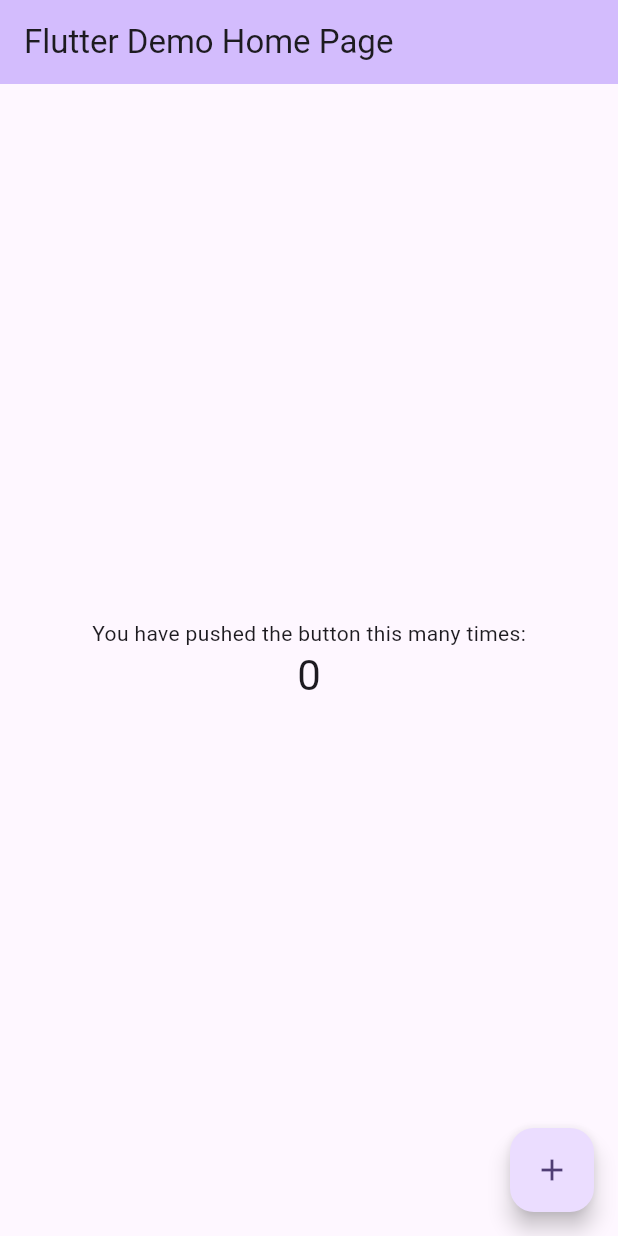
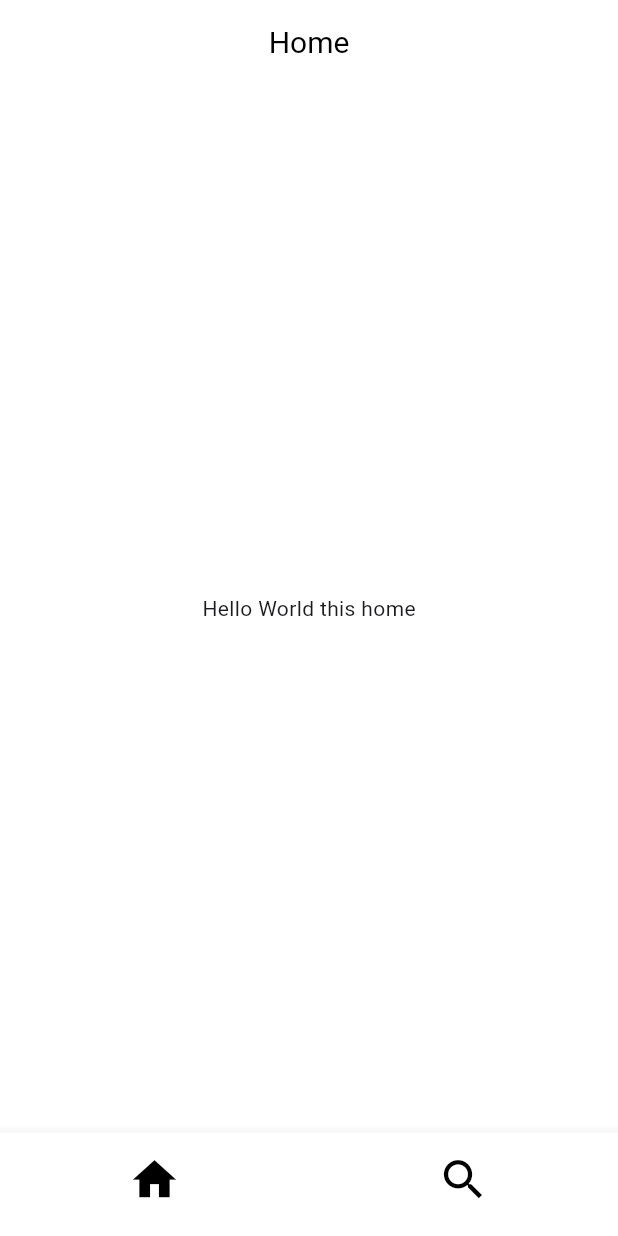
Before and after one commit to tobe-official/IP_2025_08_flutter_knowledge, a Flutter app: the screen it shows after launch, on a phone screen of 412 x 824 dp. Run offline on Flutter 3.47's test engine with Material 3 defaults, Android fonts, the phone set to English and light mode, and no system bars; our stand-ins replace auto_route.

Commit message:
feat: added base structure

```diff
--- /dev/null
+++ b/lib/app/app.dart
@@ -0,0 +1,25 @@
+import 'package:flutter/material.dart';
+
+import 'app_router.dart';
+
+class App extends StatefulWidget {
+  const App({super.key});
+
+  @override
+  State<App> createState() => _AppState();
+}
+
+class _AppState extends State<App> {
+  final _appRouter = AppRouter();
+
+  @override
+  Widget build(BuildContext context) {
+    return _materialApp(context);
+  }
+
+  Widget _materialApp(BuildContext context) {
+    return MaterialApp.router(
+      routerConfig: _appRouter.config(),
+    );
+  }
+}
--- /dev/null
+++ b/lib/app/app_router.dart
@@ -0,0 +1,28 @@
+import 'package:auto_route/auto_route.dart';
+
+import 'app_router.gr.dart';
+
+@AutoRouterConfig(replaceInRouteName: 'Page,Route')
+class AppRouter extends RootStackRouter {
+  @override
+  List<AutoRoute> get routes => [
+        _overview,
+        _home,
+      ];
+
+  @override
+  get defaultRouteType => RouteType.custom();
+}
+
+// Routes
+
+final _overview = AutoRoute(
+  path: '/overview',
+  page: OverviewRoute.page,
+);
+
+final _home = AutoRoute(
+  path: '/home',
+  page: HomeRoute.page,
+  initial: true,
+);
--- /dev/null
+++ b/lib/app/pages/home.dart
@@ -0,0 +1,26 @@
+import 'package:auto_route/annotations.dart';
+import 'package:flutter/material.dart';
+import 'package:ip_2025_08_flutter_knowledge/app/widgets/custom_app_bar.dart';
+
+import '../widgets/custom_bottom_navigator.dart';
+
+@RoutePage()
+class HomePage extends StatelessWidget {
+  const HomePage({super.key});
+
+  @override
+  Widget build(BuildContext context) {
+    return Scaffold(
+      backgroundColor: Colors.white,
+      appBar: CustomAppBar(
+        title: 'Home',
+      ),
+      body: Center(
+        child: const Text('Hello World this home'),
+      ),
+      bottomNavigationBar: CustomBottomNavigator(
+        initialIndexOfScreen: 0,
+      ),
+    );
+  }
+}
--- /dev/null
+++ b/lib/app/pages/overview.dart
@@ -0,0 +1,25 @@
+import 'package:auto_route/annotations.dart';
+import 'package:flutter/material.dart';
+import 'package:ip_2025_08_flutter_knowledge/app/widgets/custom_app_bar.dart';
+import 'package:ip_2025_08_flutter_knowledge/app/widgets/custom_bottom_navigator.dart';
+
+@RoutePage()
+class OverviewPage extends StatelessWidget {
+  const OverviewPage({super.key});
+
+  @override
+  Widget build(BuildContext context) {
+    return Scaffold(
+      backgroundColor: Colors.white,
+      appBar: CustomAppBar(
+        title: 'Overview',
+      ),
+      body: Center(
+        child: const Text('Hello World this overview'),
+      ),
+      bottomNavigationBar: CustomBottomNavigator(
+        initialIndexOfScreen: 1,
+      ),
+    );
+  }
+}
--- /dev/null
+++ b/lib/app/widgets/custom_app_bar.dart
@@ -0,0 +1,31 @@
+import 'package:flutter/material.dart';
+
+class CustomAppBar extends StatefulWidget implements PreferredSizeWidget {
+  const CustomAppBar({super.key, required this.title});
+
+  final String title;
+
+  @override
+  State<CustomAppBar> createState() => _CustomAppBarState();
+
+  @override
+  Size get preferredSize => const Size.fromHeight(kToolbarHeight);
+}
+
+class _CustomAppBarState extends State<CustomAppBar> {
+  @override
+  Widget build(BuildContext context) {
+    return AppBar(
+      automaticallyImplyLeading: false,
+      backgroundColor: Colors.white,
+      title: Text(
+        widget.title,
+        style: TextStyle(
+          color: Colors.black,
+          fontSize: 20,
+        ),
+      ),
+      centerTitle: true,
+    );
+  }
+}
--- /dev/null
+++ b/lib/app/widgets/custom_bottom_navigator.dart
@@ -0,0 +1,76 @@
+import 'package:auto_route/auto_route.dart';
+import 'package:flutter/material.dart';
+
+class CustomBottomNavigator extends StatefulWidget {
+  const CustomBottomNavigator({super.key, required this.initialIndexOfScreen});
+
+  final int initialIndexOfScreen;
+
+  @override
+  State<CustomBottomNavigator> createState() => _CustomNavigationBarState();
+}
+
+class _CustomNavigationBarState extends State<CustomBottomNavigator> {
+  late int _currentIndex;
+  bool isHome = false;
+  bool isOverview = false;
+
+  @override
+  void initState() {
+    super.initState();
+    _currentIndex = widget.initialIndexOfScreen;
+    isHome = _currentIndex == 0;
+    isOverview = _currentIndex == 1;
+  }
+
+  void _onItemTapped(int index) {
+    if (index == _currentIndex) return; // no-op if already on this tab
+
+    setState(() {
+      _currentIndex = index;
+      isHome = index == 0;
+      isOverview = index == 1;
+    });
+
+    final router = context.router;
+
+    switch (index) {
+      case 0:
+        router.replacePath('/home');
+        break;
+      case 1:
+        router.replacePath('/overview');
+        break;
+    }
+  }
+
+  @override
+  Widget build(BuildContext context) {
+    return BottomNavigationBar(
+      showSelectedLabels: false,
+      showUnselectedLabels: false,
+      backgroundColor: Colors.white,
+      currentIndex: _currentIndex,
+      type: BottomNavigationBarType.fixed,
+      selectedIconTheme: const IconThemeData(size: 35),
+      unselectedIconTheme: const IconThemeData(size: 35),
+      onTap: _onItemTapped,
+      items: [
+        BottomNavigationBarItem(
+          icon: Icon(
+            isHome ? Icons.home : Icons.home_outlined,
+            color: Colors.black,
+          ),
+          label: "Home Page",
+        ),
+        BottomNavigationBarItem(
+          icon: Icon(
+            isOverview ? Icons.search : Icons.search_outlined,
+            color: Colors.black,
+          ),
+          label: "Overview Page",
+        ),
+      ],
+    );
+  }
+}
--- a/lib/main.dart
+++ b/lib/main.dart
@@ -1,110 +1,7 @@
-import 'package:flutter/material.dart';
+import 'package:flutter/widgets.dart';
+import 'app/app.dart';
 
 void main() {
-  runApp(const MyApp());
+  WidgetsFlutterBinding.ensureInitialized();
+  runApp(const App());
 }
-
-class MyApp extends StatelessWidget {
-  const MyApp({super.key});
-
-  // This widget is the root of your application.
-  @override
-  Widget build(BuildContext context) {
-    return MaterialApp(
-      title: 'Flutter Demo',
-      theme: ThemeData(
-        colorScheme: ColorScheme.fromSeed(seedColor: Colors.deepPurple),
-        useMaterial3: true,
-      ),
-      home: const MyHomePage(title: 'Flutter Demo Home Page'),
-    );
-  }
-}
-
-class MyHomePage extends StatefulWidget {
-  const MyHomePage({super.key, required this.title});
-
-  // This widget is the home page of your application. It is stateful, meaning
-  // that it has a State object (defined below) that contains fields that affect
-  // how it looks.
-
-  // This class is the configuration for the state. It holds the values (in this
-  // case the title) provided by the parent (in this case the App widget) and
-  // used by the build method of the State. Fields in a Widget subclass are
-  // always marked "final".
-
-  final String title;
-
-  @override
-  State<MyHomePage> createState() => _MyHomePageState();
-}
-
-class _MyHomePageState extends State<MyHomePage> {
-  int _counter = 0;
-
-  void _incrementCounter() {
-    setState(() {
-      // This call to setState tells the Flutter framework that something has
-      // changed in this State, which causes it to rerun the build method below
-      // so that the display can reflect the updated values. If we changed
-      // _counter without calling setState(), then the build method would not be
-      // called again, and so nothing would appear to happen.
-      _counter++;
-    });
-  }
-
-  @override
-  Widget build(BuildContext context) {
-    // This method is rerun every time setState is called, for instance as done
-    // by the _incrementCounter method above.
-    //
-    // The Flutter framework has been optimized to make rerunning build methods
-    // fast, so that you can just rebuild anything that needs updating rather
-    // than having to individually change instances of widgets.
-    return Scaffold(
-      appBar: AppBar(
-        // TRY THIS: Try changing the color here to a specific color (to
-        // Colors.amber, perhaps?) and trigger a hot reload to see the AppBar
-        // change color while the other colors stay the same.
-        backgroundColor: Theme.of(context).colorScheme.inversePrimary,
-        // Here we take the value from the MyHomePage object that was created by
-        // the App.build method, and use it to set our appbar title.
-        title: Text(widget.title),
-      ),
-      body: Center(
-        // Center is a layout widget. It takes a single child and positions it
-        // in the middle of the parent.
-        child: Column(
-          // Column is also a layout widget. It takes a list of children and
-          // arranges them vertically. By default, it sizes itself to fit its
-          // children horizontally, and tries to be as tall as its parent.
-          //
-          // Column has various properties to control how it sizes itself and
-          // how it positions its children. Here we use mainAxisAlignment to
-          // center the children vertically; the main axis here is the vertical
-          // axis because Columns are vertical (the cross axis would be
-          // horizontal).
-          //
-          // TRY THIS: Invoke "debug painting" (choose the "Toggle Debug Paint"
-          // action in the IDE, or press "p" in the console), to see the
-          // wireframe for each widget.
-          mainAxisAlignment: MainAxisAlignment.center,
-          children: <Widget>[
-            const Text(
-              'You have pushed the button this many times:',
-            ),
-            Text(
-              '$_counter',
-              style: Theme.of(context).textTheme.headlineMedium,
-            ),
-          ],
-        ),
-      ),
-      floatingActionButton: FloatingActionButton(
-        onPressed: _incrementCounter,
-        tooltip: 'Increment',
-        child: const Icon(Icons.add),
-      ), // This trailing comma makes auto-formatting nicer for build methods.
-    );
-  }
-}
--- a/pubspec.yaml
+++ b/pubspec.yaml
@@ -34,6 +34,7 @@ dependencies:
   # The following adds the Cupertino Icons font to your application.
   # Use with the CupertinoIcons class for iOS style icons.
   cupertino_icons: ^1.0.8
+  auto_route: ^10.1.2
 
 dev_dependencies:
   flutter_test:
@@ -45,6 +46,8 @@ dev_dependencies:
   # package. See that file for information about deactivating specific lint
   # rules and activating additional ones.
   flutter_lints: ^5.0.0
+  build_runner: ^2.5.4
+  auto_route_generator: ^10.1.0
 
 # For information on the generic Dart part of this file, see the
 # following page: https://dart.dev/tools/pub/pubspec
```
Also changed, not shown: lib/app/app_router.gr.dart (added), pubspec.lock, 1 other file.
